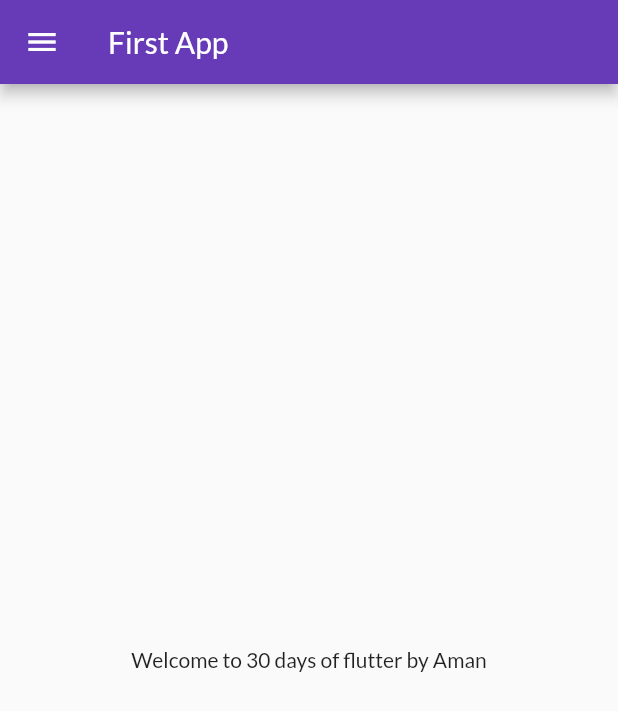
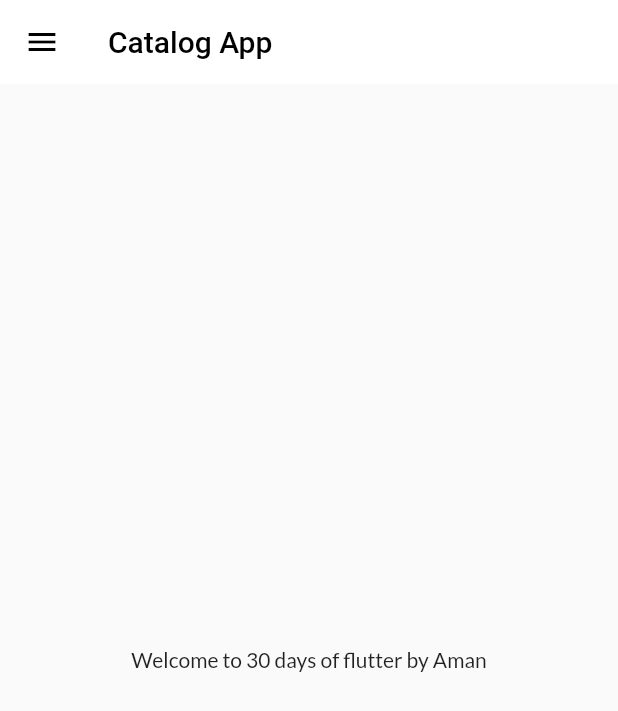
Before and after one commit to aman7kh8an6/Learning_Flutter, a Flutter app: the screen it shows after launch, on a phone screen of 412 x 824 dp. Shown: the top 711 px of the screen. Run offline on Flutter 3.47's test engine with Material 2 defaults, Android fonts, the phone set to English and light mode, and no system bars; our stand-ins replace google_fonts.

Commit message:
theme change completed

```diff
--- a/lib/main.dart
+++ b/lib/main.dart
@@ -1,4 +1,5 @@
 import 'package:catalog_app/utils/routes.dart';
+import 'package:catalog_app/widgets/theme.dart';
 import 'package:flutter/material.dart';
 import 'package:catalog_app/pages/home_page.dart';
 import 'package:catalog_app/pages/login_page.dart';
@@ -13,11 +14,8 @@ class MyApp extends StatelessWidget {
     return MaterialApp(
       debugShowCheckedModeBanner: false,
       themeMode: ThemeMode.light,
-      theme: ThemeData(
-          primarySwatch: Colors.deepPurple,
-          fontFamily: GoogleFonts.lato().fontFamily),
-      // debugShowCheckedModeBanner: false,
-      darkTheme: ThemeData(brightness: Brightness.dark),
+      theme: MyTheme.lightTheme(context),
+      darkTheme: MyTheme.darkTheme(context),
       initialRoute: MyRoutes.homeRoute,
       routes: {
         "/": (context) => LoginPage(),
--- a/lib/pages/home_page.dart
+++ b/lib/pages/home_page.dart
@@ -8,7 +8,13 @@ class HomePage extends StatelessWidget {
   Widget build(BuildContext context) {
     return Scaffold(
       appBar: AppBar(
-        title: Text("First App"),
+        backgroundColor: Colors.white,
+        elevation: 0.0,
+        iconTheme: IconThemeData(color: Colors.black),
+        title: Text(
+          "Catalog App",
+          style: TextStyle(color: Colors.black),
+        ),
       ),
       body: Center(
         child: Container(
--- /dev/null
+++ b/lib/widgets/theme.dart
@@ -0,0 +1,18 @@
+import 'package:flutter/material.dart';
+import 'package:google_fonts/google_fonts.dart';
+
+class MyTheme {
+  static ThemeData lightTheme(BuildContext context) => ThemeData(
+      primarySwatch: Colors.deepPurple,
+      fontFamily: GoogleFonts.lato().fontFamily,
+      appBarTheme: AppBarTheme(
+        color: Colors.white,
+        elevation: 0.0,
+        iconTheme: IconThemeData(color: Colors.black),
+        textTheme: Theme.of(context).textTheme,
+      ));
+
+  static ThemeData darkTheme(BuildContext context) => ThemeData(
+        brightness: Brightness.dark,
+      );
+}
```
